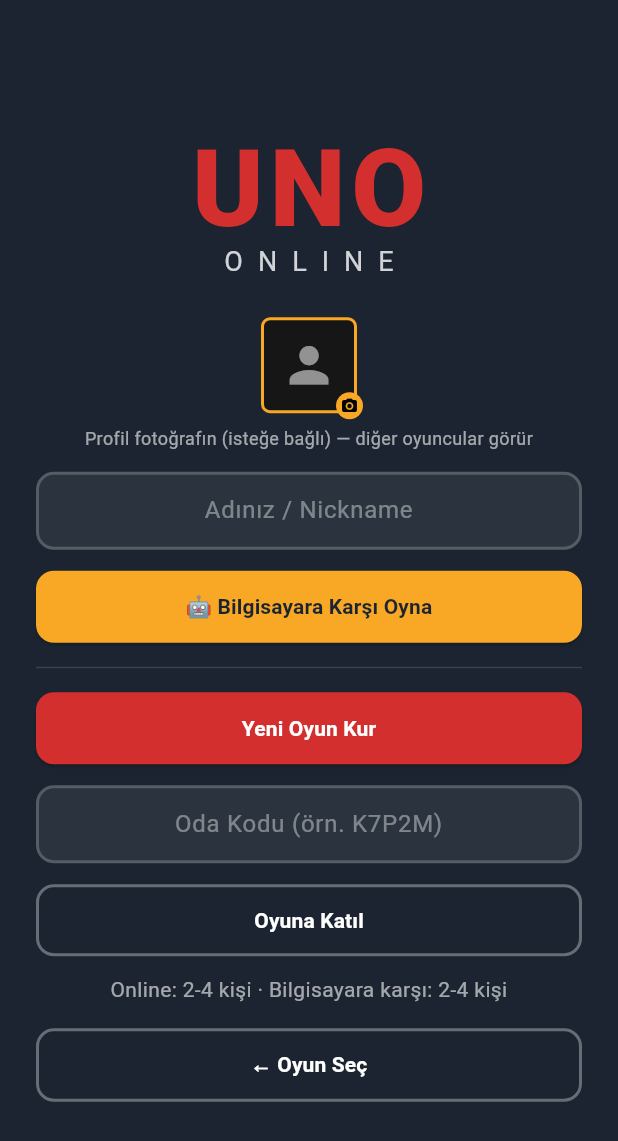
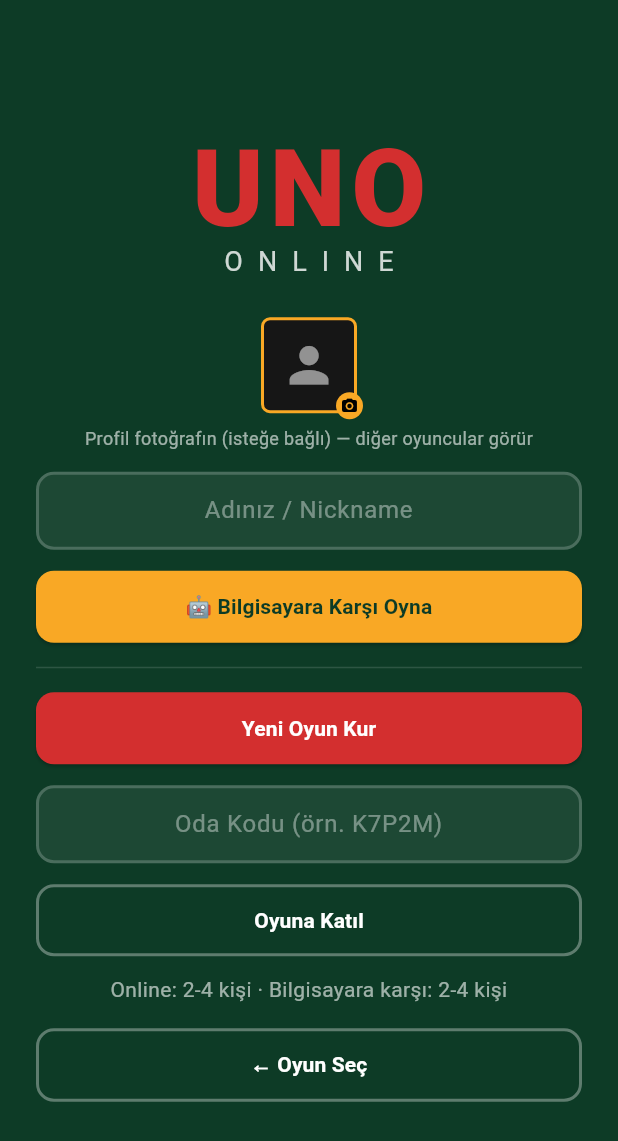
Before and after one commit to lutfuerkul/uno_online, a Flutter app: the screen it shows after launch, after a tap on "UNO", on a phone screen of 412 x 824 dp. Shown: the top 1141 px of the screen. Run offline on Flutter 3.47's test engine with Material 3 defaults, Android fonts, the phone set to English and light mode, and no system bars; our stand-ins replace cloud_firestore, firebase_core, image_picker, package_info_plus, shared_preferences; accounts and stored records are empty; network calls fail.

Commit message:
Okey/UNO arka plan rengi Pisti ile ayni; secme ekrani ikonu/sirasi; markali acilis ekrani
- Okey ve UNO oyun ekranlarindaki arka plan/ust cubuk/el rengi Pisti ile
  birebir ayni hex degerlerine cekildi (#0D3B26 / #08281A). UNO'nun o anki
  renge gore degisen orta alan tonu (oyun mekanigi) dokunulmadi.
- Oyun secme ekranindaki ikon yeni logo oldu; alt yazi "Uno•Okey•Pisti"
  olarak (uygulama adiyla ayni sira/stil) guncellendi.
- Oyun karti sirasi: UNO, Okey, Pisti (Pisti en altta, Okey ortada).
- Android acilis (splash) ekrani: varsayilan beyaz zemin yerine secme
  ekraniyla ayni lacivert zemin (#12203A) + ortada yeni logo (Android 12
  oncesi tam ozel; 12+'da OS kendi ikon-ortada davranisini koruyor ama
  zemin rengi ayni markaya cekildi).

```diff
--- a/lib/screens/game_select_screen.dart
+++ b/lib/screens/game_select_screen.dart
@@ -30,7 +30,7 @@ class GameSelectScreen extends StatelessWidget {
                 ),
                 const SizedBox(height: 10),
                 const Text(
-                  'Uno · Pişti · Okey',
+                  'Uno•Okey•Pişti',
                   style: TextStyle(
                     fontSize: 30,
                     fontWeight: FontWeight.w900,
@@ -55,22 +55,22 @@ class GameSelectScreen extends StatelessWidget {
                 ),
                 const SizedBox(height: 16),
                 _GameCard(
+                  iconAsset: 'assets/icons/okey_icon.png',
+                  title: 'Okey',
+                  subtitle: '2-4 kişilik, oda koduyla online',
+                  borderColor: const Color(0x6600796B),
+                  onTap: () => Navigator.of(context).push(
+                    MaterialPageRoute(builder: (_) => const OkeyRootScreen()),
+                  ),
+                ),
+                const SizedBox(height: 16),
+                _GameCard(
                   iconAsset: 'assets/icons/pisti_icon.png',
                   title: 'Pişti',
                   subtitle: '2-4 kişilik, oda koduyla online',
                   borderColor: const Color(0x661565C0),
                   onTap: () => Navigator.of(context).push(
                     MaterialPageRoute(builder: (_) => const PistiRootScreen()),
-                  ),
-                ),
-                const SizedBox(height: 16),
-                _GameCard(
-                  iconAsset: 'assets/icons/okey_icon.png',
-                  title: 'Okey',
-                  subtitle: '2-4 kişilik, oda koduyla online',
-                  borderColor: const Color(0x6600796B),
-                  onTap: () => Navigator.of(context).push(
-                    MaterialPageRoute(builder: (_) => const OkeyRootScreen()),
                   ),
                 ),
                 const SizedBox(height: 28),
--- a/lib/theme/uno_theme.dart
+++ b/lib/theme/uno_theme.dart
@@ -6,9 +6,10 @@ import '../models/uno_card.dart';
 class UnoColors {
   UnoColors._();
 
-  static const background = Color(0xFF1B2430);
-  static const topbar = Color(0xFF131A24);
-  static const hand = Color(0xFF131A24);
+  // Pişti ile aynı (oyun ekranındaki arka plan tüm oyunlarda tutarlı olsun).
+  static const background = Color(0xFF0D3B26);
+  static const topbar = Color(0xFF08281A);
+  static const hand = Color(0xFF08281A);
 
   static const red = Color(0xFFD32F2F);
   static const yellow = Color(0xFFF9A825);
```
Also changed, not shown: lib/okey/theme/okey_theme.dart (+4 -3 lines), assets/icons/app_icon.png, 5 other files.
